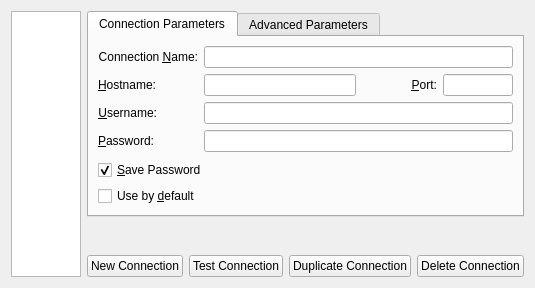
This is client/src/ui/preferences/connectionssettingswidget.ui in networkoptix/nx_open as Qt 5 draws it before an edit. The edited form follows.
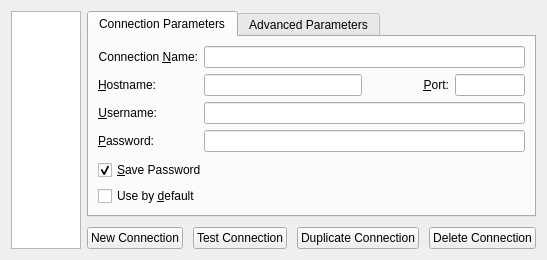
This is the edited form.

Diff of the .ui file:
```diff
--- a/client/src/ui/preferences/connectionssettingswidget.ui
+++ b/client/src/ui/preferences/connectionssettingswidget.ui
@@ -7,7 +7,7 @@
     <x>0</x>
     <y>0</y>
     <width>525</width>
-    <height>288</height>
+    <height>260</height>
    </rect>
   </property>
   <property name="windowTitle">
@@ -44,6 +44,9 @@
    </item>
    <item>
     <layout class="QVBoxLayout" name="verticalLayout_2">
+     <property name="spacing">
+      <number>10</number>
+     </property>
      <item>
       <widget class="QTabWidget" name="parametersTabWidget">
        <property name="sizePolicy">
@@ -225,19 +228,6 @@
        </widget>
       </widget>
      </item>
-     <item>
-      <spacer name="verticalSpacer_2">
-       <property name="orientation">
-        <enum>Qt::Vertical</enum>
-       </property>
-       <property name="sizeHint" stdset="0">
-        <size>
-         <width>20</width>
-         <height>40</height>
-        </size>
-       </property>
-      </spacer>
-     </item>
      <item>
       <layout class="QHBoxLayout" name="horizontalLayout_3">
        <item>
@@ -283,6 +273,19 @@
        </item>
       </layout>
      </item>
+     <item>
+      <spacer name="verticalSpacer_2">
+       <property name="orientation">
+        <enum>Qt::Vertical</enum>
+       </property>
+       <property name="sizeHint" stdset="0">
+        <size>
+         <width>20</width>
+         <height>0</height>
+        </size>
+       </property>
+      </spacer>
+     </item>
     </layout>
    </item>
   </layout>
```
